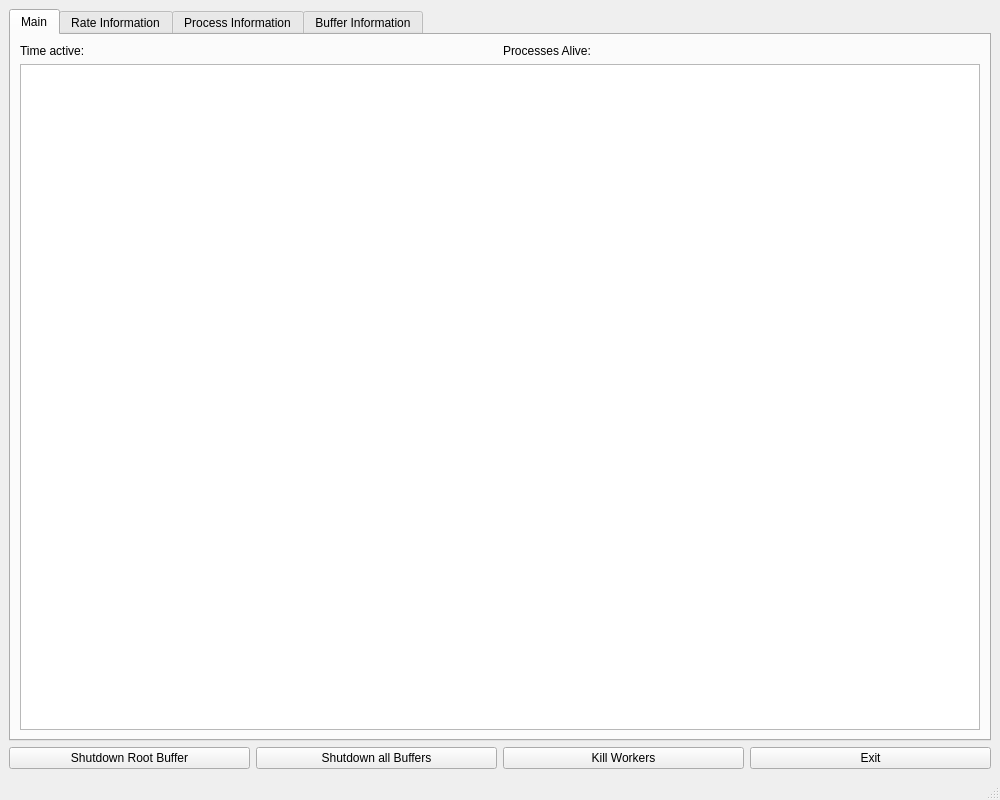
First picture: the form in mimocorb2/gui.ui, repository JulianBaader/mimoCoRB2, before the edit.
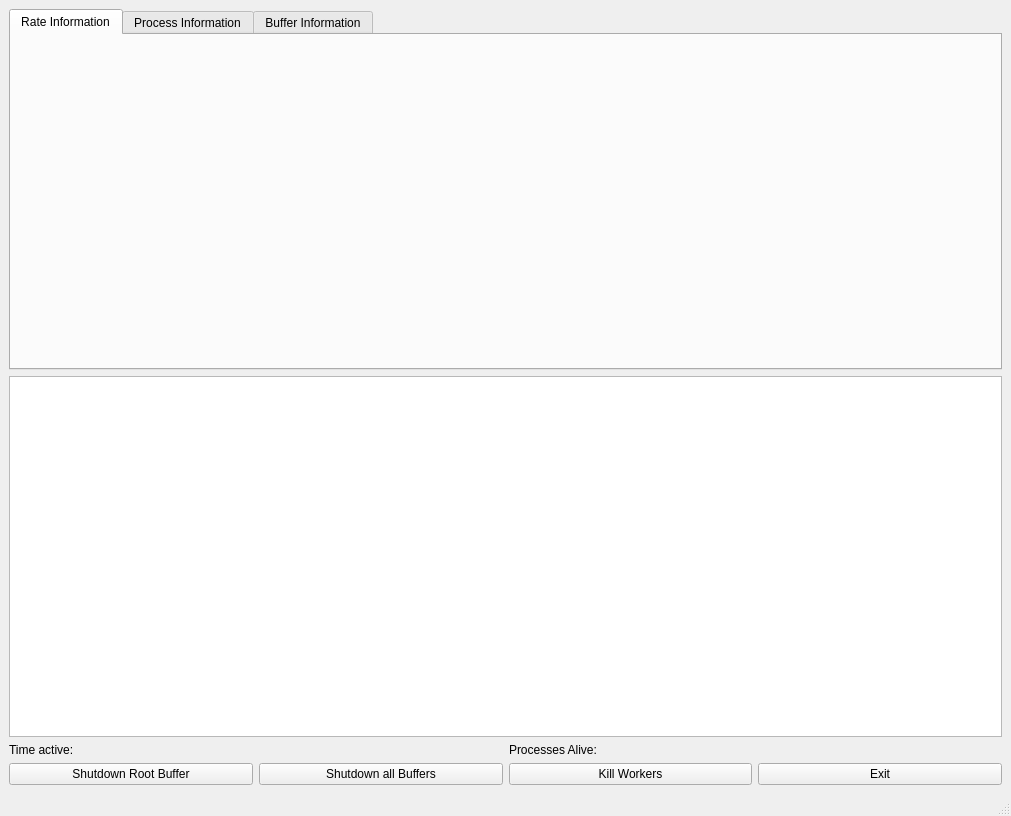
Second picture: the form after the edit. The open tabs and pages were chosen to show the change.

Commit message: add deadtime value to the table

Diff of the .ui file:
```diff
--- a/mimocorb2/gui.ui
+++ b/mimocorb2/gui.ui
@@ -6,14 +6,16 @@
    <rect>
     <x>0</x>
     <y>0</y>
-    <width>1000</width>
-    <height>800</height>
+    <width>1011</width>
+    <height>816</height>
    </rect>
   </property>
   <property name="windowTitle">
    <string>Buffer Manager</string>
   </property>
   <widget class="QWidget" name="centralwidget">
+   <layout class="QHBoxLayout" name="horizontalLayout">
+    <item>
    <layout class="QVBoxLayout" name="verticalLayout">
     <item>
      <widget class="QTabWidget" name="tabWidget">
@@ -26,38 +28,6 @@
       <property name="tabsClosable">
        <bool>false</bool>
       </property>
-      <widget class="QWidget" name="main_tab">
-       <attribute name="title">
-        <string>Main</string>
-       </attribute>
-       <layout class="QVBoxLayout" name="verticalLayout_2">
-        <item>
-         <layout class="QVBoxLayout" name="verticalLayout_3">
-          <item>
-           <layout class="QHBoxLayout" name="horizontalLayout_2">
-            <item>
-             <widget class="QLabel" name="time_active">
-              <property name="text">
-               <string>Time active: </string>
-              </property>
-             </widget>
-            </item>
-            <item>
-             <widget class="QLabel" name="processes_alive">
-              <property name="text">
-               <string>Processes Alive:</string>
-              </property>
-             </widget>
-            </item>
-           </layout>
-          </item>
-          <item>
-           <widget class="QTableWidget" name="main_table"/>
-          </item>
-         </layout>
-        </item>
-       </layout>
-      </widget>
       <widget class="QWidget" name="rate_tab">
        <attribute name="title">
         <string>Rate Information</string>
@@ -90,6 +60,27 @@
       </widget>
      </widget>
     </item>
+      <item>
+       <widget class="QTableWidget" name="main_table"/>
+      </item>
+      <item>
+       <layout class="QHBoxLayout" name="horizontalLayout_3">
+        <item>
+         <widget class="QLabel" name="time_active">
+          <property name="text">
+           <string>Time active: </string>
+          </property>
+         </widget>
+        </item>
+        <item>
+         <widget class="QLabel" name="processes_alive">
+          <property name="text">
+           <string>Processes Alive:</string>
+          </property>
+         </widget>
+        </item>
+       </layout>
+      </item>
     <item>
      <layout class="QHBoxLayout" name="buttonLayout">
       <item>
@@ -123,6 +114,8 @@
      </layout>
     </item>
    </layout>
+    </item>
+   </layout>
   </widget>
   <widget class="QMenuBar" name="menubar">
    <property name="geometry">
```
Left out of the diff: 4 changed lines with no effect on the pictures. Lines whose indentation alone changed are shown as unchanged. The commit also changes 2 other files.
